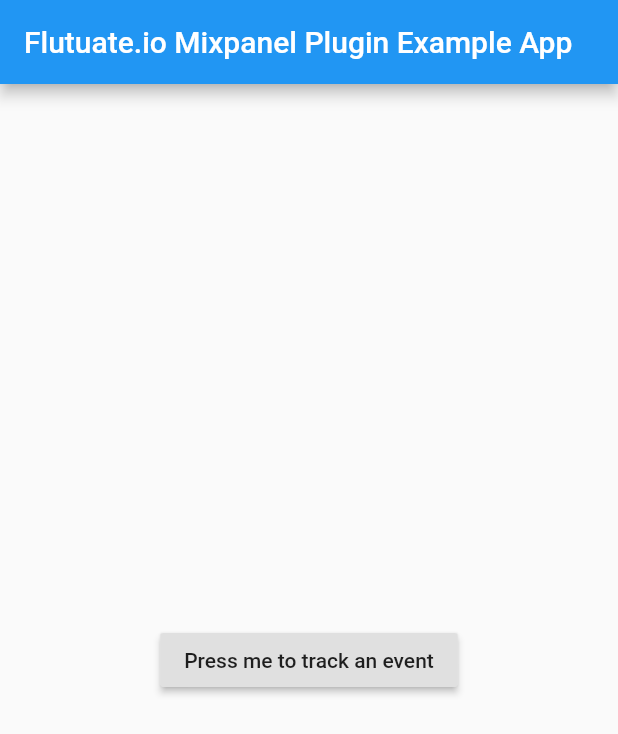
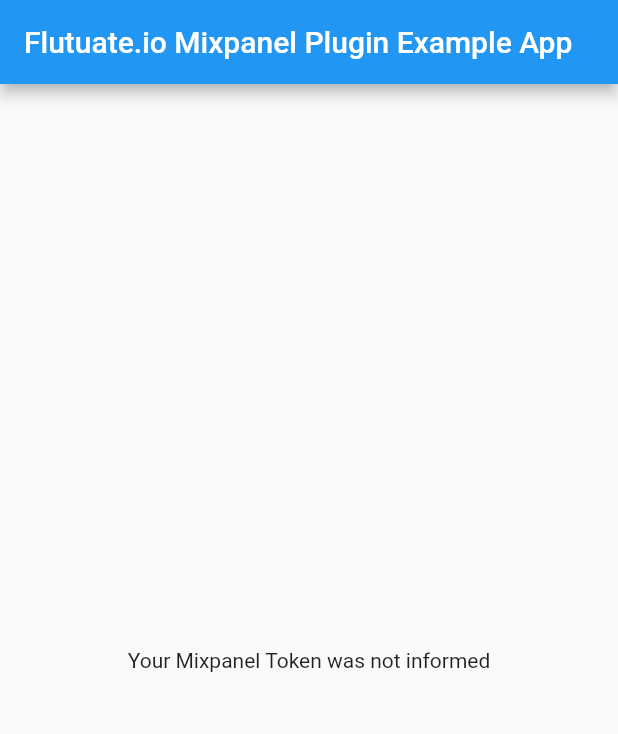
Before and after one commit to flutuate/mixpanel, a Flutter app: the screen it shows after launch, on a phone screen of 412 x 824 dp. Shown: the top 734 px of the screen. Run offline on Flutter 3.47's test engine with Material 2 defaults, Android fonts, the phone set to English and light mode, and no system bars.

Commit message:
Change way call native methods;
Implemented tests in example project and unit tests;
Created api mock for mixpanel.

```diff
--- a/example/lib/Secrets.dart
+++ /dev/null
@@ -1,22 +0,0 @@
-import 'dart:convert';
-
-import 'package:flutter/services.dart';
-
-class Secrets
-{
-  final String mixpanelToken;
-
-  Secrets({this.mixpanelToken = ""});
-
-  factory Secrets._fromJson(Map<String, dynamic> jsonMap) {
-    return new Secrets(mixpanelToken: jsonMap["mixpanel_token"]);
-  }
-
-  static Future<Secrets> load() {
-    return rootBundle.loadStructuredData<Secrets>(
-      'resources/secrets.json', (jsonStr) async {
-        return Secrets._fromJson(json.decode(jsonStr));
-      }
-    );
-  }
-}
--- a/example/lib/main.dart
+++ b/example/lib/main.dart
@@ -1,9 +1,8 @@
 import 'package:flutter/material.dart';
 import 'dart:async';
 
+import 'package:flutuate_mixpanel/Secrets.dart';
 import 'package:flutuate_mixpanel/flutuate_mixpanel.dart';
-
-import 'Secrets.dart';
 
 void main() => runApp(MyApp());
 
@@ -35,7 +34,7 @@
     // setState to update our non-existent appearance.
     if (!mounted) return;
 
-    //TODO Before run, you must to inform your Mixpanel token in the file 'resources/secrets.json'.
+    /// ATTENTION: Before run, you must to inform your Mixpanel token in the file 'resources/secrets.json'.
 
     Secrets.load().then((secrets) {
       if( secrets != null ) {
@@ -51,6 +50,26 @@
 
   @override
   Widget build(BuildContext context) {
+    List<Widget> buttons;
+    if( _mixpanelToken == null || _mixpanelToken.trim().length == 0) {
+      buttons = [ Text('Your Mixpanel Token was not informed')];
+    }
+    else {
+      buttons = [
+        RaisedButton(
+            child: Text('Press me to track an event'),
+            onPressed: () => trackEvent() )
+        ,
+        RaisedButton(
+            child: Text('Press me to get device info'),
+            onPressed: () => getDeviceInfo() )
+        ,
+        RaisedButton(
+            child: Text('Press me to get distinct id'),
+            onPressed: () => getDistinctId() )
+      ];
+    }
+
     return MaterialApp(
       home: Scaffold(
         appBar: AppBar(
@@ -59,16 +78,7 @@
         body: Center(
           child: Column(
             mainAxisAlignment: MainAxisAlignment.center,
-            children: <Widget>
-            [
-              //(_mixpanelToken == null || _mixpanelToken.trim().length == 0)
-              (_mixpanelToken != null && _mixpanelToken.trim().length > 0)
-                ? Text('Your Mixpanel Token was not informed')
-                : RaisedButton(
-                    child: Text('Press me to track an event'),
-                    onPressed: () => trackEvent(),
-                  ),
-            ],
+            children: buttons,
           )
         ),
       ),
@@ -82,4 +92,13 @@
     _mixpanel.track('Flutuate.io Mixpanel Plugin Event', properties );
   }
 
+  void getDeviceInfo() async {
+    Map<String,String> devInfo = await _mixpanel.getDeviceInfo();
+    print( devInfo );
+  }
+
+  void getDistinctId() async {
+    String distinctId = await _mixpanel.getDistinctId();
+    print( distinctId );
+  }
 }
--- a/example/pubspec.yaml
+++ b/example/pubspec.yaml
@@ -1,6 +1,6 @@
 name: flutuate_mixpanel_example
 description: Demonstrates how to use the flutuate_mixpanel plugin.
-publish_to: 'none'
+publish_to: 'https://pub.dev/packages/flutuate_mixpanel'
 
 environment:
   sdk: ">=2.1.0 <3.0.0"
--- /dev/null
+++ b/lib/Secrets.dart
@@ -0,0 +1,34 @@
+import 'dart:convert';
+import 'dart:io';
+
+import 'package:flutter/services.dart';
+
+class Secrets
+{
+  final String mixpanelToken;
+
+  Secrets({this.mixpanelToken = ""});
+
+  factory Secrets._fromJson(Map<String, dynamic> jsonMap) {
+    return new Secrets(mixpanelToken: jsonMap["mixpanel_token"]);
+  }
+
+  static Future<Secrets> load({bool inUnitTest=false}) {
+    if( inUnitTest )
+      return loadFromFile();
+    return rootBundle.loadStructuredData<Secrets>(
+        'resources/secrets.json', (jsonStr) async {
+      return Secrets._fromJson(json.decode(jsonStr));
+    }
+    );
+  }
+
+  static Future<Secrets> loadFromFile() {
+    File file = new File('test/resources/secrets.json');
+    if( ! file.existsSync() )
+      file = new File('resources/secrets.json');
+    final String content = file.readAsStringSync();
+    final Map map = json.decode(content);
+    return Future<Secrets>.value(Secrets._fromJson(map));
+  }
+}
```
Also changed, not shown: lib/src/MixpanelAPI.dart (+6 -1 lines), lib/src/MixpanelMockedAPI.dart (+35 -1 lines), 7 other files.
